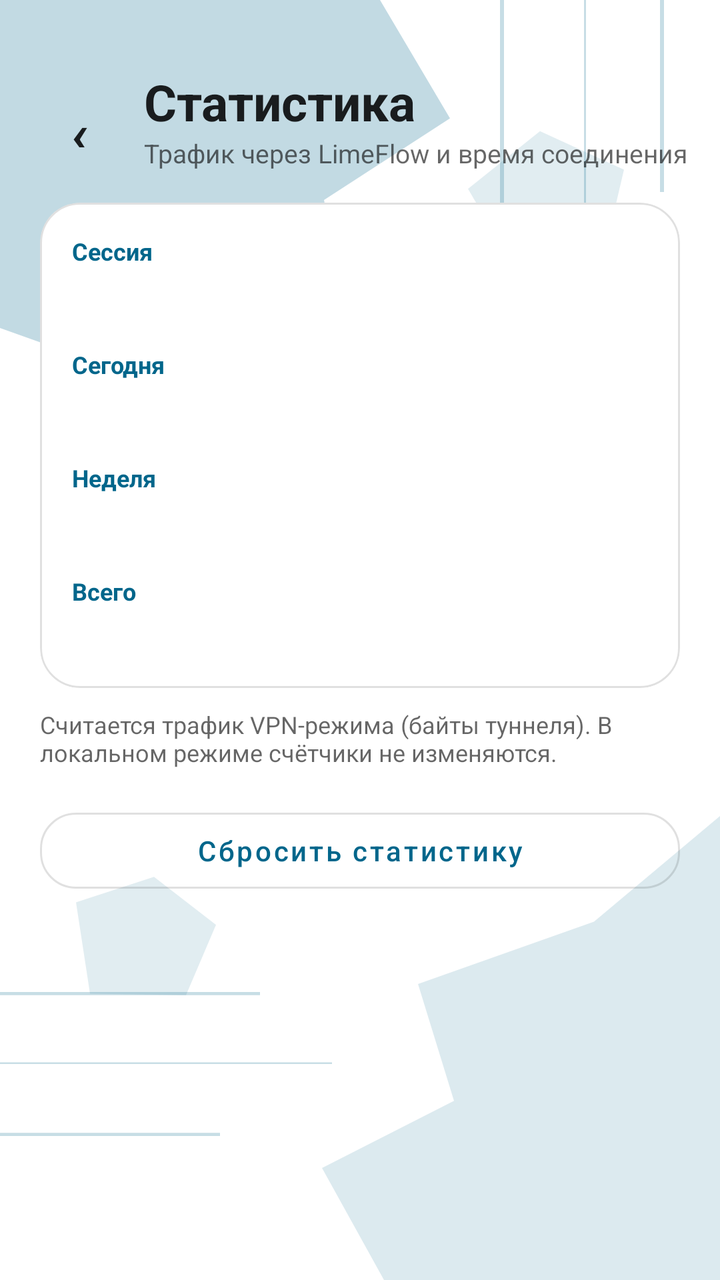
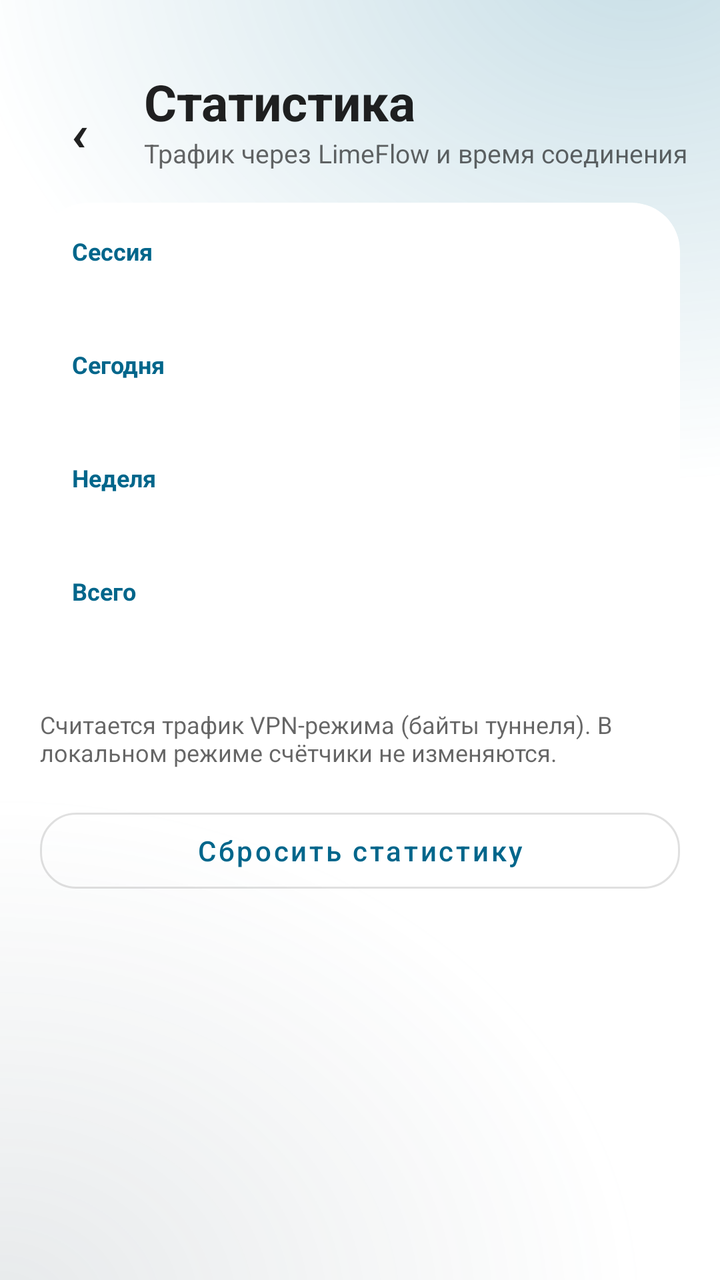

The first picture is an Android layout as it rendered before a commit; the second is the same layout after the commit. The layout source and the unified diff follow.
<!-- AndroidManifest.xml: application theme Theme.LimeFlow -->
<!-- res/layout/activity_traffic_stats.xml -->
<?xml version="1.0" encoding="utf-8"?>
<LinearLayout xmlns:android="http://schemas.android.com/apk/res/android"
    xmlns:app="http://schemas.android.com/apk/res-auto"
    android:layout_width="match_parent"
    android:layout_height="match_parent"
    android:background="@drawable/bg_limeflow"
    android:orientation="vertical">

    <LinearLayout
        android:layout_width="match_parent"
        android:layout_height="wrap_content"
        android:layout_marginTop="34dp"
        android:gravity="center_vertical"
        android:orientation="horizontal"
        android:paddingHorizontal="16dp"
        android:paddingBottom="8dp">

        <com.google.android.material.button.MaterialButton
            android:id="@+id/stats_back"
            style="@style/Widget.MaterialComponents.Button.TextButton"
            android:layout_width="48dp"
            android:layout_height="48dp"
            android:minWidth="0dp"
            android:text="@string/back_symbol"
            android:textColor="?android:attr/textColorPrimary"
            android:textSize="30sp"
            app:backgroundTint="@android:color/transparent" />

        <LinearLayout
            android:layout_width="0dp"
            android:layout_height="wrap_content"
            android:layout_marginStart="8dp"
            android:layout_weight="1"
            android:orientation="vertical">

            <com.google.android.material.textview.MaterialTextView
                android:layout_width="wrap_content"
                android:layout_height="wrap_content"
                android:text="@string/traffic_stats_title"
                android:textColor="?android:attr/textColorPrimary"
                android:textSize="25sp"
                android:textStyle="bold" />

            <com.google.android.material.textview.MaterialTextView
                android:layout_width="wrap_content"
                android:layout_height="wrap_content"
                android:text="@string/traffic_stats_subtitle"
                android:textColor="?android:attr/textColorSecondary"
                android:textSize="13sp" />
        </LinearLayout>
    </LinearLayout>

    <ScrollView
        android:layout_width="match_parent"
        android:layout_height="0dp"
        android:layout_weight="1"
        android:clipToPadding="false">

        <LinearLayout
            android:layout_width="match_parent"
            android:layout_height="wrap_content"
            android:orientation="vertical"
            android:paddingHorizontal="20dp"
            android:paddingBottom="32dp">

            <com.google.android.material.card.MaterialCardView
                android:layout_width="match_parent"
                android:layout_height="wrap_content"
                android:layout_marginTop="8dp"
                app:cardBackgroundColor="?attr/colorSurface"
                app:cardCornerRadius="20dp"
                app:cardElevation="0dp"
                app:strokeColor="?attr/colorControlHighlight"
                app:strokeWidth="1dp">

                <LinearLayout
                    android:layout_width="match_parent"
                    android:layout_height="wrap_content"
                    android:orientation="vertical"
                    android:padding="16dp">

                    <TextView
                        android:layout_width="wrap_content"
                        android:layout_height="wrap_content"
                        android:text="@string/traffic_period_session"
                        android:textColor="?attr/colorPrimary"
                        android:textSize="12sp"
                        android:textStyle="bold" />

                    <TextView
                        android:id="@+id/stats_session"
                        android:layout_width="match_parent"
                        android:layout_height="wrap_content"
                        android:layout_marginTop="4dp"
                        android:textColor="?android:attr/textColorPrimary"
                        android:textSize="15sp" />

                    <TextView
                        android:layout_width="wrap_content"
                        android:layout_height="wrap_content"
                        android:layout_marginTop="16dp"
                        android:text="@string/traffic_period_today"
                        android:textColor="?attr/colorPrimary"
                        android:textSize="12sp"
                        android:textStyle="bold" />

                    <TextView
                        android:id="@+id/stats_today"
                        android:layout_width="match_parent"
                        android:layout_height="wrap_content"
                        android:layout_marginTop="4dp"
                        android:textColor="?android:attr/textColorPrimary"
                        android:textSize="15sp" />

                    <TextView
                        android:layout_width="wrap_content"
                        android:layout_height="wrap_content"
                        android:layout_marginTop="16dp"
                        android:text="@string/traffic_period_week"
                        android:textColor="?attr/colorPrimary"
                        android:textSize="12sp"
                        android:textStyle="bold" />

                    <TextView
                        android:id="@+id/stats_week"
                        android:layout_width="match_parent"
                        android:layout_height="wrap_content"
                        android:layout_marginTop="4dp"
                        android:textColor="?android:attr/textColorPrimary"
                        android:textSize="15sp" />

                    <TextView
                        android:layout_width="wrap_content"
                        android:layout_height="wrap_content"
                        android:layout_marginTop="16dp"
                        android:text="@string/traffic_period_total"
                        android:textColor="?attr/colorPrimary"
                        android:textSize="12sp"
                        android:textStyle="bold" />

                    <TextView
                        android:id="@+id/stats_total"
                        android:layout_width="match_parent"
                        android:layout_height="wrap_content"
                        android:layout_marginTop="4dp"
                        android:textColor="?android:attr/textColorPrimary"
                        android:textSize="15sp" />
                </LinearLayout>
            </com.google.android.material.card.MaterialCardView>

            <TextView
                android:layout_width="match_parent"
                android:layout_height="wrap_content"
                android:layout_marginTop="10dp"
                android:text="@string/traffic_stats_note"
                android:textColor="?android:attr/textColorSecondary"
                android:textSize="12sp" />

            <com.google.android.material.button.MaterialButton
                android:id="@+id/stats_reset"
                style="@style/Widget.MaterialComponents.Button.OutlinedButton"
                android:layout_width="match_parent"
                android:layout_height="50dp"
                android:layout_marginTop="16dp"
                android:text="@string/traffic_stats_reset"
                android:textAllCaps="false"
                app:cornerRadius="18dp" />
        </LinearLayout>
    </ScrollView>
</LinearLayout>
<!-- resources referenced by this layout -->
<resources>
  <!-- drawable bg_limeflow (drawable) -->
  <?xml version="1.0" encoding="utf-8"?>
  <vector xmlns:android="http://schemas.android.com/apk/res/android"
      android:width="360dp"
      android:height="800dp"
      android:viewportWidth="360"
      android:viewportHeight="800">
      <path android:fillColor="?android:attr/colorBackground" android:pathData="M0,0h360v800H0z" />
      <path android:fillAlpha="0.24" android:fillColor="?attr/colorPrimary" android:pathData="M0,0h190l35,74 -63,51 12,72 -91,45L0,205z" />
      <path android:fillAlpha="0.14" android:fillColor="?attr/colorPrimary" android:pathData="M360,510v290H192l-31,-70 66,-42 -18,-73 88,-39z" />
      <path android:fillAlpha="0.22" android:fillColor="?attr/colorPrimary" android:pathData="M250,0h2v155h-2zM292,0h1v190h-1zM330,0h2v120h-2zM0,620h130v2H0zM0,664h166v1H0zM0,708h110v2H0z" />
      <path android:fillAlpha="0.12" android:fillColor="?attr/colorPrimary" android:pathData="M270,82l42,24 -9,48 -49,7 -20,-43zM38,564l39,-16 31,30 -15,44 -48,-1z" />
  </vector>
  <string name="back_symbol" translatable="false">‹</string>
  <string name="traffic_period_session">Сессия</string>
  <string name="traffic_period_today">Сегодня</string>
  <string name="traffic_period_total">Всего</string>
  <string name="traffic_period_week">Неделя</string>
  <string name="traffic_stats_note">Считается трафик VPN-режима (байты туннеля). В локальном режиме счётчики не изменяются.</string>
  <string name="traffic_stats_reset">Сбросить статистику</string>
  <string name="traffic_stats_subtitle">Трафик через LimeFlow и время соединения</string>
  <string name="traffic_stats_title">Статистика</string>
  <style name="Theme.LimeFlow" parent="Theme.MaterialComponents.DayNight.NoActionBar">
          
          <item name="colorPrimary">@color/lime_primary</item>
          <item name="colorPrimaryVariant">@color/lime_primary_variant</item>
          <item name="colorOnPrimary">@color/white</item>
          
          <item name="colorSecondary">@color/lime_secondary</item>
          <item name="colorSecondaryVariant">@color/lime_primary_variant</item>
          <item name="colorOnSecondary">@color/white</item>
          
          <item name="android:statusBarColor">@android:color/transparent</item>
          <item name="android:navigationBarColor">?android:attr/colorBackground</item>
          <item name="android:windowLightStatusBar">true</item>
          
      </style>
  <color name="lime_primary">#1769E0</color>
  <color name="lime_primary_variant">#0D47A1</color>
  <color name="white">#FFFFFFFF</color>
  <color name="lime_secondary">#4094F7</color>
</resources>

<!-- the commit's change to res/layout/activity_traffic_stats.xml (unified diff, before → after) -->
@@ -68,10 +68,10 @@
                 android:layout_height="wrap_content"
                 android:layout_marginTop="8dp"
                 app:cardBackgroundColor="?attr/colorSurface"
-                app:cardCornerRadius="20dp"
+                app:cardCornerRadius="24dp"
                 app:cardElevation="0dp"
                 app:strokeColor="?attr/colorControlHighlight"
-                app:strokeWidth="1dp">
+                app:strokeWidth="0dp">
 
                 <LinearLayout
                     android:layout_width="match_parent"
<!-- resource entries referenced after the edit -->
@@ -8,10 +8,8 @@
       android:viewportWidth="360"
       android:viewportHeight="800">
       <path android:fillColor="?android:attr/colorBackground" android:pathData="M0,0h360v800H0z" />
-      <path android:fillAlpha="0.24" android:fillColor="?attr/colorPrimary" android:pathData="M0,0h190l35,74 -63,51 12,72 -91,45L0,205z" />
-      <path android:fillAlpha="0.14" android:fillColor="?attr/colorPrimary" android:pathData="M360,510v290H192l-31,-70 66,-42 -18,-73 88,-39z" />
-      <path android:fillAlpha="0.22" android:fillColor="?attr/colorPrimary" android:pathData="M250,0h2v155h-2zM292,0h1v190h-1zM330,0h2v120h-2zM0,620h130v2H0zM0,664h166v1H0zM0,708h110v2H0z" />
-      <path android:fillAlpha="0.12" android:fillColor="?attr/colorPrimary" android:pathData="M270,82l42,24 -9,48 -49,7 -20,-43zM38,564l39,-16 31,30 -15,44 -48,-1z" />
+      <path android:fillAlpha="0.06" android:fillColor="?attr/colorPrimary"
+          android:pathData="M320,-40m-260,0a260,260 0,1 1,520 0a260,260 0,1 1,-520 0" />
   </vector>
   <string name="back_symbol" translatable="false">‹</string>
   <string name="traffic_period_session">Сессия</string>
